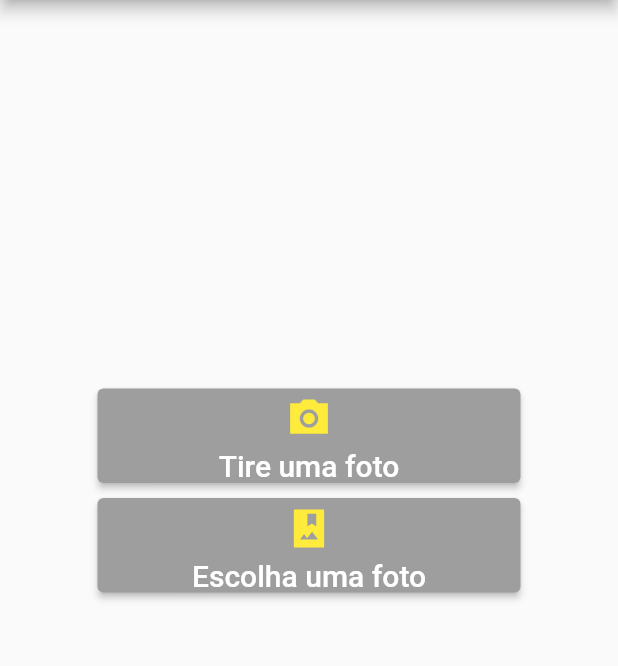
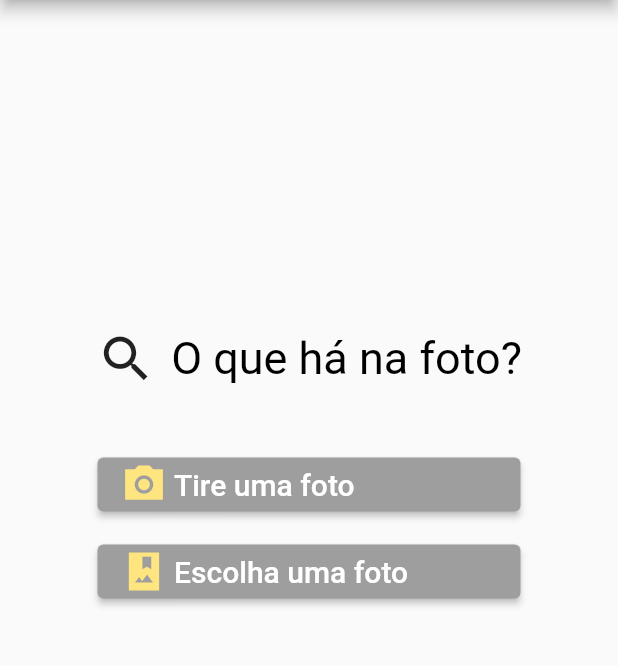
Before and after one commit to lucascicco/AI-PHOTOX, a Flutter app: the screen it shows after launch, on a phone screen of 412 x 824 dp, the part 84-750 px from its top. Run offline on Flutter 3.47's test engine with Material 2 defaults, Android fonts, the phone set to English and light mode, and no system bars; our stand-ins replace animated_text_kit, flutter_mobx, flutter_modular, image_picker, mobx; missing offline and left inert: tflite, translator; generated files the repository leaves out were written again.

Commit message:
styling alright

```diff
--- a/lib/app/modules/home/home_page.dart
+++ b/lib/app/modules/home/home_page.dart
@@ -38,8 +38,18 @@ class _HomePageState extends ModularState<HomePage, HomeController> {
           backgroundColor: Colors.grey[600],
         ),
         body: Container(
-          child: Center(
-            child: Container(
+          child: Column(mainAxisAlignment: MainAxisAlignment.center, children: [
+            Row(mainAxisAlignment: MainAxisAlignment.center, children: [
+              Icon(Icons.search, size: 40),
+              SizedBox(width: 10),
+              Text('O que há na foto?',
+                  style: TextStyle(
+                    fontSize: 30,
+                    color: Colors.black,
+                  )),
+            ]),
+            SizedBox(height: 40),
+            Container(
                 width: double.infinity,
                 height: 250,
                 margin: EdgeInsets.symmetric(horizontal: 65),
@@ -52,16 +62,19 @@ class _HomePageState extends ModularState<HomePage, HomeController> {
                             style: ElevatedButton.styleFrom(
                               primary: Colors.grey[500], // background
                             ),
-                            child: Column(
+                            child: Row(
                                 mainAxisAlignment: MainAxisAlignment.center,
                                 children: <Widget>[
                                   SizedBox(height: 5),
                                   Icon(Icons.camera_alt_sharp,
-                                      color: Colors.yellow, size: 30),
-                                  SizedBox(height: 5),
-                                  Text('Tire uma foto',
-                                      style: TextStyle(
-                                          color: Colors.white, fontSize: 20.0))
+                                      color: Colors.amberAccent[100], size: 30),
+                                  SizedBox(width: 5),
+                                  Expanded(
+                                    child: Text('Tire uma foto',
+                                        style: TextStyle(
+                                            color: Colors.white,
+                                            fontSize: 20.0)),
+                                  )
                                 ])),
                       ),
                     ],
@@ -75,22 +88,25 @@ class _HomePageState extends ModularState<HomePage, HomeController> {
                             style: ElevatedButton.styleFrom(
                               primary: Colors.grey[500], // background
                             ),
-                            child: Column(
+                            child: Row(
                                 mainAxisAlignment: MainAxisAlignment.center,
                                 children: <Widget>[
                                   SizedBox(height: 5),
                                   Icon(Icons.photo_album_sharp,
-                                      color: Colors.yellow, size: 30),
-                                  SizedBox(height: 5),
-                                  Text('Escolha uma foto',
-                                      style: TextStyle(
-                                          color: Colors.white, fontSize: 20.0))
+                                      color: Colors.amberAccent[100], size: 30),
+                                  SizedBox(width: 5),
+                                  Expanded(
+                                    child: Text('Escolha uma foto',
+                                        style: TextStyle(
+                                            color: Colors.white,
+                                            fontSize: 20.0)),
+                                  )
                                 ])),
                       ),
                     ],
                   ),
                 ])),
-          ),
+          ]),
         ));
   }
 }
```
Also changed, not shown: lib/app/modules/guessing/guessing_page.dart (+18 -9 lines), lib/app/services/translation_service.dart (+5 -2 lines).
